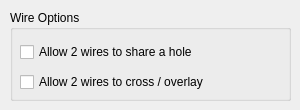
Old version of the form src/wiredialog.ui in the repository melak/veroroute.
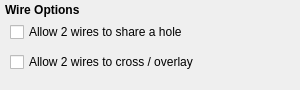
New version of the form.

```diff
--- a/src/wiredialog.ui
+++ b/src/wiredialog.ui
@@ -7,64 +7,30 @@
     <x>0</x>
     <y>0</y>
     <width>300</width>
-    <height>110</height>
+    <height>90</height>
    </rect>
   </property>
   <property name="minimumSize">
    <size>
     <width>300</width>
-    <height>110</height>
+    <height>90</height>
    </size>
   </property>
   <property name="maximumSize">
    <size>
     <width>300</width>
-    <height>110</height>
+    <height>90</height>
    </size>
   </property>
   <property name="windowTitle">
    <string>Wire Options</string>
   </property>
-  <widget class="QGroupBox" name="groupBox">
-   <property name="geometry">
-    <rect>
-     <x>10</x>
-     <y>10</y>
-     <width>281</width>
-     <height>91</height>
-    </rect>
-   </property>
-   <property name="title">
-    <string>Wire Options</string>
-   </property>
-   <widget class="QCheckBox" name="checkBox_share">
-    <property name="geometry">
-     <rect>
-      <x>10</x>
-      <y>30</y>
-      <width>261</width>
-      <height>24</height>
-     </rect>
-    </property>
-    <property name="mouseTracking">
-     <bool>false</bool>
-    </property>
-    <property name="focusPolicy">
-     <enum>Qt::TabFocus</enum>
-    </property>
-    <property name="toolTip">
-     <string/>
-    </property>
-    <property name="text">
-     <string>Allow 2 wires to share a hole</string>
-    </property>
-   </widget>
    <widget class="QCheckBox" name="checkBox_cross">
     <property name="geometry">
      <rect>
       <x>10</x>
-      <y>60</y>
-      <width>261</width>
+     <y>50</y>
+     <width>281</width>
       <height>24</height>
      </rect>
     </property>
@@ -81,6 +47,49 @@
      <string>Allow 2 wires to cross / overlay</string>
     </property>
    </widget>
+  <widget class="QCheckBox" name="checkBox_share">
+   <property name="geometry">
+    <rect>
+     <x>10</x>
+     <y>20</y>
+     <width>281</width>
+     <height>24</height>
+    </rect>
+   </property>
+   <property name="mouseTracking">
+    <bool>false</bool>
+   </property>
+   <property name="focusPolicy">
+    <enum>Qt::TabFocus</enum>
+   </property>
+   <property name="toolTip">
+    <string/>
+   </property>
+   <property name="text">
+    <string>Allow 2 wires to share a hole</string>
+   </property>
+  </widget>
+  <widget class="QLabel" name="label_title">
+   <property name="geometry">
+    <rect>
+     <x>5</x>
+     <y>0</y>
+     <width>290</width>
+     <height>20</height>
+    </rect>
+   </property>
+   <property name="font">
+    <font>
+     <weight>75</weight>
+     <bold>true</bold>
+    </font>
+   </property>
+   <property name="text">
+    <string>Wire Options</string>
+   </property>
+   <property name="alignment">
+    <set>Qt::AlignLeading|Qt::AlignLeft|Qt::AlignVCenter</set>
+   </property>
   </widget>
  </widget>
  <resources/>
```
Lines whose indentation alone changed are shown as unchanged.
